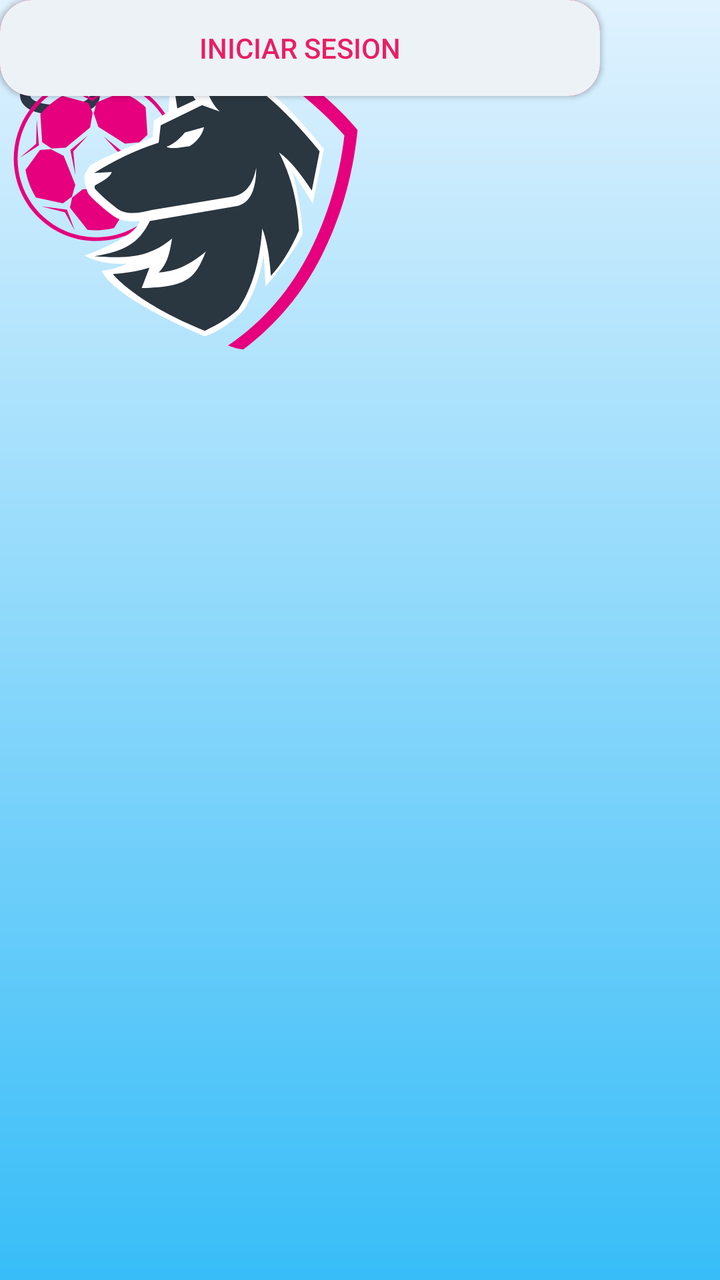
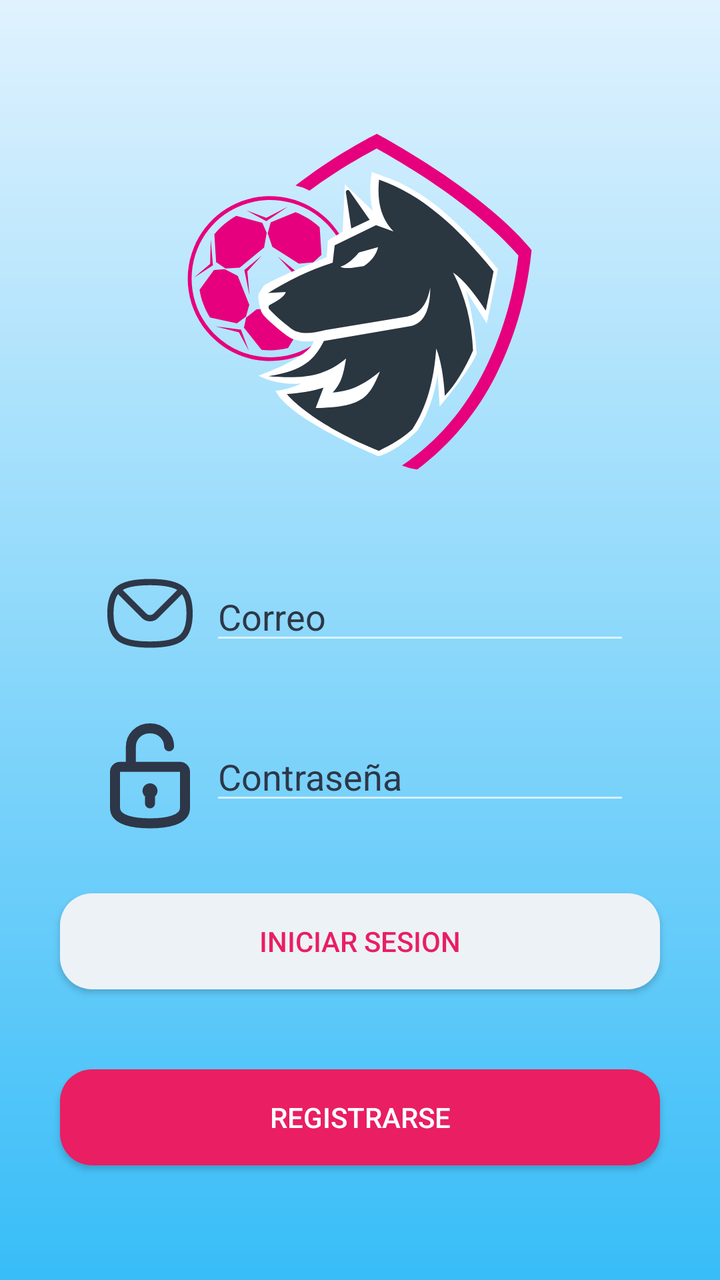

Two renders of the same Android screen: before a commit and after it. Below are the layout's source before the change and the commit's diff.
<!-- AndroidManifest.xml: application theme Theme.AppCompat.NoActionBar -->
<!-- res/layout/activity_main.xml -->
<?xml version="1.0" encoding="utf-8"?>
<androidx.constraintlayout.widget.ConstraintLayout xmlns:android="http://schemas.android.com/apk/res/android"
    xmlns:app="http://schemas.android.com/apk/res-auto"
    xmlns:tools="http://schemas.android.com/tools"
    android:id="@+id/main"
    android:layout_width="match_parent"
    android:layout_height="match_parent"
    tools:context=".MainActivity"
    android:background="@drawable/degradado_inicio_sesion">

    <EditText
        android:id="@+id/editTextTextPassword"
        android:layout_width="wrap_content"
        android:layout_height="wrap_content"
        android:ems="10"
        android:hint="Contraseña"
        android:inputType="textPassword"
        android:textColorHint="#2D3748"
        tools:layout_editor_absoluteX="133dp"
        tools:layout_editor_absoluteY="389dp" />

    <ImageView
        android:id="@+id/imageView3"
        android:layout_width="60dp"
        android:layout_height="60dp"
        app:srcCompat="@drawable/correo_inactivo"
        tools:layout_editor_absoluteX="63dp"
        tools:layout_editor_absoluteY="278dp" />

    <ImageView
        android:id="@+id/imageView4"
        android:layout_width="60dp"
        android:layout_height="60dp"
        app:srcCompat="@drawable/contrasena_inactiva"
        tools:layout_editor_absoluteX="63dp"
        tools:layout_editor_absoluteY="374dp" />

    <EditText
        android:id="@+id/editTextTextEmailAddress"
        android:layout_width="wrap_content"
        android:layout_height="wrap_content"
        android:ems="10"
        android:hint="Email"
        android:inputType="textEmailAddress"
        android:textColorHint="#2D3748"
        tools:layout_editor_absoluteX="133dp"
        tools:layout_editor_absoluteY="286dp" />

    <Button
        android:id="@+id/boton_registro"
        android:layout_width="300dp"
        android:layout_height="wrap_content"
        android:background="@drawable/boton_registro"
        android:text="Registrarse"
        tools:layout_editor_absoluteX="55dp"
        tools:layout_editor_absoluteY="575dp" />

    <Button
        android:id="@+id/boton_inicio_sesion"
        android:layout_width="300dp"
        android:layout_height="wrap_content"
        android:background="@drawable/boton_inicio_sesion"
        android:text="Iniciar Sesion"
        android:textColor="#E91E63"
        tools:layout_editor_absoluteX="55dp"
        tools:layout_editor_absoluteY="497dp" />

    <ImageView
        android:id="@+id/imageView2"
        android:layout_width="wrap_content"
        android:layout_height="wrap_content"
        app:srcCompat="@drawable/logo_lobo"
        tools:layout_editor_absoluteX="112dp"
        tools:layout_editor_absoluteY="52dp" />

</androidx.constraintlayout.widget.ConstraintLayout>
<!-- resources referenced by this layout -->
<resources>
  <!-- drawable boton_inicio_sesion (drawable) -->
  <?xml version="1.0" encoding="utf-8"?>
  <shape xmlns:android="http://schemas.android.com/apk/res/android">
      <corners android:radius="16dp"></corners>
      <solid android:color="#EDF2F7"/>
  </shape>
  <!-- drawable boton_registro (drawable) -->
  <?xml version="1.0" encoding="utf-8"?>
  <shape xmlns:android="http://schemas.android.com/apk/res/android">
      <corners android:radius="16dp"></corners>
      <solid android:color="#E91E63"></solid>
  
  </shape>
  <!-- drawable contrasena_inactiva (drawable) -->
  <vector xmlns:android="http://schemas.android.com/apk/res/android"
      android:width="800dp"
      android:height="800dp"
      android:viewportWidth="24"
      android:viewportHeight="24">
    <path
        android:pathData="M8.182,10.703H6C5.448,10.703 5,11.149 5,11.701C5,13.348 5,16.677 5,18.919C5,21.432 8.886,22 12,22C15.114,22 19,21.432 19,18.919C19,16.677 19,13.348 19,11.701C19,11.149 18.552,10.703 18,10.703H15.818H8.182ZM8.182,10.703C8.182,10.703 8.182,8.135 8.182,6.595C8.182,4.746 9.709,3 12,3C14.291,3 15.818,4.746 15.818,6.595"
        android:strokeLineJoin="round"
        android:strokeWidth="2"
        android:fillColor="#00000000"
        android:strokeColor="#2D3748"
        android:strokeLineCap="round"/>
    <path
        android:pathData="M13,16.618V18C13,18.552 12.552,19 12,19C11.448,19 11,18.552 11,18V16.618C10.693,16.343 10.5,15.944 10.5,15.5C10.5,14.672 11.172,14 12,14C12.828,14 13.5,14.672 13.5,15.5C13.5,15.944 13.307,16.343 13,16.618Z"
        android:fillColor="#2D3748"
        android:fillType="evenOdd"/>
  </vector>
  <!-- drawable correo_inactivo (drawable) -->
  <vector xmlns:android="http://schemas.android.com/apk/res/android"
      android:width="800dp"
      android:height="800dp"
      android:viewportWidth="28.8"
      android:viewportHeight="28.8">
    <path
        android:pathData="M22.105,8.695C20.662,7.39 18.23,6.9 14.4,6.9C10.57,6.9 8.138,7.39 6.695,8.695M22.105,8.695C23.4,9.864 23.9,11.688 23.9,14.4C23.9,20.135 21.665,21.9 14.4,21.9C7.135,21.9 4.9,20.135 4.9,14.4C4.9,11.688 5.4,9.864 6.695,8.695M22.105,8.695L15.814,14.986C15.033,15.767 13.767,15.767 12.986,14.986L6.695,8.695"
        android:strokeLineJoin="round"
        android:strokeWidth="1.5"
        android:fillColor="#00000000"
        android:strokeColor="#2D3748"
        android:strokeLineCap="round"/>
  </vector>
  <!-- drawable degradado_inicio_sesion (drawable) -->
  <?xml version="1.0" encoding="utf-8"?>
  <shape xmlns:android="http://schemas.android.com/apk/res/android">
  
      <gradient
          android:startColor="#E0F2FE"
          android:centerColor="#8CD8FB"
          android:endColor="#38BDF8"
          android:angle="270"/>
  </shape>
  <!-- drawable logo_lobo: vector/xml drawable (drawable, 4272 chars, omitted) -->
</resources>

<!-- the commit's change to res/layout/activity_main.xml (unified diff, before → after) -->
@@ -1,60 +1,87 @@
 <?xml version="1.0" encoding="utf-8"?>
-<androidx.constraintlayout.widget.ConstraintLayout xmlns:android="http://schemas.android.com/apk/res/android"
+<LinearLayout xmlns:android="http://schemas.android.com/apk/res/android"
     xmlns:app="http://schemas.android.com/apk/res-auto"
     xmlns:tools="http://schemas.android.com/tools"
     android:id="@+id/main"
     android:layout_width="match_parent"
     android:layout_height="match_parent"
     tools:context=".MainActivity"
-    android:background="@drawable/degradado_inicio_sesion">
+    android:background="@drawable/degradado_inicio_sesion"
+    android:orientation="vertical">
 
-    <EditText
-        android:id="@+id/editTextTextPassword"
+    
+    <ImageView
+        android:id="@+id/imageView2"
         android:layout_width="wrap_content"
         android:layout_height="wrap_content"
-        android:ems="10"
-        android:hint="Contraseña"
-        android:inputType="textPassword"
-        android:textColorHint="#2D3748"
-        tools:layout_editor_absoluteX="133dp"
-        tools:layout_editor_absoluteY="389dp" />
+        app:srcCompat="@drawable/logo_lobo"
+        tools:layout_editor_absoluteX="112dp"
+        tools:layout_editor_absoluteY="52dp"
+        android:layout_gravity="center"
+        android:layout_marginTop="60dp"
+        android:layout_marginBottom="35dp"/>
 
-    <ImageView
-        android:id="@+id/imageView3"
-        android:layout_width="60dp"
-        android:layout_height="60dp"
-        app:srcCompat="@drawable/correo_inactivo"
-        tools:layout_editor_absoluteX="63dp"
-        tools:layout_editor_absoluteY="278dp" />
 
-    <ImageView
-        android:id="@+id/imageView4"
-        android:layout_width="60dp"
-        android:layout_height="60dp"
-        app:srcCompat="@drawable/contrasena_inactiva"
-        tools:layout_editor_absoluteX="63dp"
-        tools:layout_editor_absoluteY="374dp" />
+    
+    <LinearLayout
+        android:layout_width="match_parent"
+        android:layout_height="wrap_content"
+        android:orientation="horizontal"
+        android:layout_marginBottom="20dp"
+        android:gravity="center">
 
-    <EditText
-        android:id="@+id/editTextTextEmailAddress"
-        android:layout_width="wrap_content"
+        <ImageView
+            android:id="@+id/imageView3"
+            android:layout_width="60dp"
+            android:layout_height="60dp"
+            app:srcCompat="@drawable/correo_inactivo"
+            tools:layout_editor_absoluteX="63dp"
+            tools:layout_editor_absoluteY="278dp" />
+
+        <EditText
+            android:id="@+id/editTextTextEmailAddress"
+            android:layout_width="wrap_content"
+            android:layout_height="wrap_content"
+            android:ems="10"
+            android:hint="Correo"
+            android:inputType="textEmailAddress"
+            android:textColorHint="#2D3748"
+            tools:layout_editor_absoluteX="133dp"
+            tools:layout_editor_absoluteY="286dp" />
+
+    </LinearLayout>
+
+
+    
+    <LinearLayout
+        android:layout_width="match_parent"
         android:layout_height="wrap_content"
-        android:ems="10"
-        android:hint="Email"
-        android:inputType="textEmailAddress"
-        android:textColorHint="#2D3748"
-        tools:layout_editor_absoluteX="133dp"
-        tools:layout_editor_absoluteY="286dp" />
+        android:orientation="horizontal"
+        android:layout_marginBottom="20dp"
+        android:gravity="center">
 
-    <Button
-        android:id="@+id/boton_registro"
-        android:layout_width="300dp"
-        android:layout_height="wrap_content"
-        android:background="@drawable/boton_registro"
-        android:text="Registrarse"
-        tools:layout_editor_absoluteX="55dp"
-        tools:layout_editor_absoluteY="575dp" />
+        <ImageView
+            android:id="@+id/imageView4"
+            android:layout_width="60dp"
+            android:layout_height="60dp"
+            app:srcCompat="@drawable/contrasena_inactiva"
+            tools:layout_editor_absoluteX="63dp"
+            tools:layout_editor_absoluteY="374dp" />
 
+        <EditText
+            android:id="@+id/editTextTextPassword"
+            android:layout_width="wrap_content"
+            android:layout_height="wrap_content"
+            android:ems="10"
+            android:hint="Contraseña"
+            android:inputType="textPassword"
+            android:textColorHint="#2D3748"
+            tools:layout_editor_absoluteX="133dp"
+            tools:layout_editor_absoluteY="389dp" />
+
+    </LinearLayout>
+
+    
     <Button
         android:id="@+id/boton_inicio_sesion"
         android:layout_width="300dp"
@@ -63,14 +90,26 @@
         android:text="Iniciar Sesion"
         android:textColor="#E91E63"
         tools:layout_editor_absoluteX="55dp"
-        tools:layout_editor_absoluteY="497dp" />
+        tools:layout_editor_absoluteY="497dp"
+        android:layout_marginTop="10dp"
+        android:layout_marginBottom="30dp"
+        android:layout_gravity="center_horizontal"/>
 
-    <ImageView
-        android:id="@+id/imageView2"
-        android:layout_width="wrap_content"
+    
+    <Button
+        android:id="@+id/boton_registro"
+        android:layout_width="300dp"
         android:layout_height="wrap_content"
-        app:srcCompat="@drawable/logo_lobo"
-        tools:layout_editor_absoluteX="112dp"
-        tools:layout_editor_absoluteY="52dp" />
+        android:background="@drawable/boton_registro"
+        android:text="Registrarse"
+        tools:layout_editor_absoluteX="55dp"
+        tools:layout_editor_absoluteY="575dp"
+        android:layout_marginTop="10dp"
+        android:layout_marginBottom="30dp"
+        android:layout_gravity="center_horizontal"/>
 
-</androidx.constraintlayout.widget.ConstraintLayout>
+
+
+
+
+</LinearLayout>
